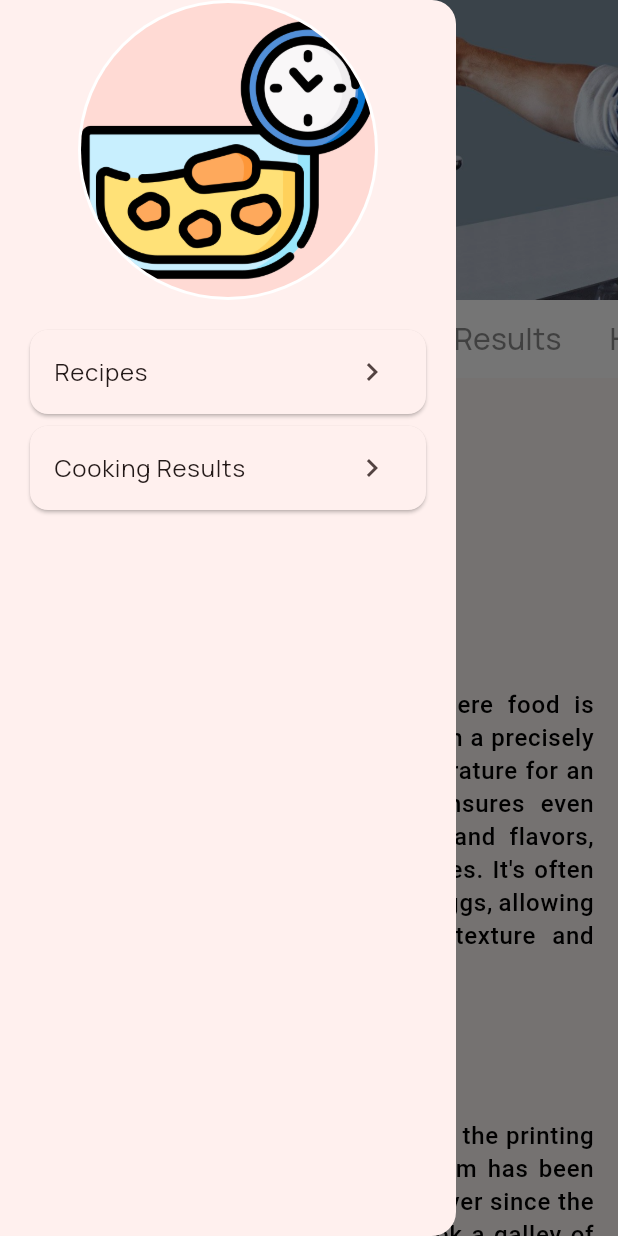
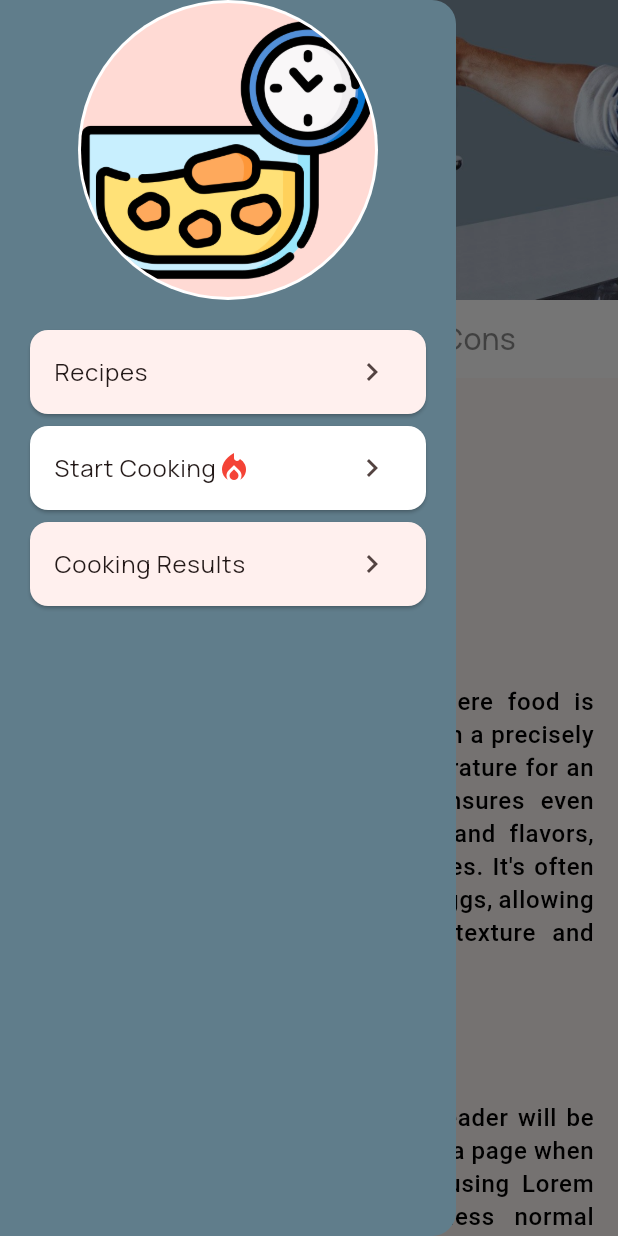
Before and after one commit to datsabahandude/SousVide, a Flutter app: the screen it shows after launch, with the side drawer open, on a phone screen of 412 x 824 dp. Run offline on Flutter 3.47's test engine with Material 3 defaults, Android fonts, the phone set to English and light mode, and no system bars; our stand-ins replace get, google_fonts, image_picker, lottie, smooth_page_indicator.

Commit message:
layout ui change #1

```diff
--- a/lib/components/custom_drawer.dart
+++ b/lib/components/custom_drawer.dart
@@ -9,7 +9,7 @@ class CustomDrawer extends StatelessWidget {
   @override
   Widget build(BuildContext context) {
     return Drawer(
-      // backgroundColor: ,
+      backgroundColor: Colors.blueGrey,
       child: SafeArea(
           child: Stack(
         children: [
@@ -72,6 +72,26 @@ class CustomDrawer extends StatelessWidget {
           ),
         ),
         Card(
+          color: Colors.white,
+          child: ListTile(
+            onTap: () => Get.to(const CookPage()),
+            title: const Row(
+              mainAxisSize: MainAxisSize.min,
+              children: [
+                Text('Start Cooking'),
+                Icon(
+                  Icons.local_fire_department_sharp,
+                  color: Colors.red,
+                )
+              ],
+            ),
+            trailing: const Icon(
+              Icons.chevron_right_outlined,
+              // color: Colors.white,
+            ),
+          ),
+        ),
+        Card(
           child: ListTile(
             onTap: () => Get.to(const CookPage()),
             title: const Text('Cooking Results'),
--- a/lib/components/topic_card.dart
+++ b/lib/components/topic_card.dart
@@ -9,15 +9,18 @@ class TopicCard extends StatelessWidget {
     return Wrap(
       direction: Axis.horizontal,
       spacing: 15,
-      runSpacing: 15,
+      runSpacing: 5,
       children: [
         image != null
-            ? SizedBox(
-                width: 200,
-                // height: 200,
-                child: Image.asset(
-                  image!,
-                  fit: BoxFit.cover,
+            ? Padding(
+                padding: const EdgeInsets.only(bottom: 8),
+                child: SizedBox(
+                  width: 200,
+                  // height: 200,
+                  child: Image.asset(
+                    image!,
+                    fit: BoxFit.cover,
+                  ),
                 ),
               )
             : Container(),
--- a/lib/models/topic.dart
+++ b/lib/models/topic.dart
@@ -21,33 +21,33 @@ final List<TopicCategory> theTopics = [
       )
     ],
   ),
-  TopicCategory(
-    category: "Cooking Results",
-    topics: [
-      Topic(
-        title:
-            'Lorem Ipsum is simply dummy text of the printing and typesetting industry. Lorem Ipsum has been the industry\'s standard dummy text ever since the 1500s, when an unknown printer took a galley of type and scrambled it to make a type specimen book. It has survived not only five centuries, but also the leap into electronic typesetting, remaining essentially unchanged. It was popularised in the 1960s with the release of Letraset sheets containing Lorem Ipsum passages, and more recently with desktop publishing software like Aldus PageMaker including versions of Lorem Ipsum.',
-      )
-    ],
-  ),
-  TopicCategory(
-    category: "How To",
-    topics: [
-      Topic(
-        title:
-            'It is a long established fact that a reader will be distracted by the readable content of a page when looking at its layout. The point of using Lorem Ipsum is that it has a more-or-less normal distribution of letters, as opposed to using \'Content here, content here\', making it look like readable English. Many desktop publishing packages and web page editors now use Lorem Ipsum as their default model text, and a search for \'lorem ipsum\' will uncover many web sites still in their infancy. Various versions have evolved over the years, sometimes by accident, sometimes on purpose (injected humour and the like).',
-      )
-    ],
-  ),
-  TopicCategory(
-    category: "Machines",
-    topics: [
-      Topic(
-        title:
-            'It is a long established fact that a reader will be distracted by the readable content of a page when looking at its layout. The point of using Lorem Ipsum is that it has a more-or-less normal distribution of letters, as opposed to using \'Content here, content here\', making it look like readable English. Many desktop publishing packages and web page editors now use Lorem Ipsum as their default model text, and a search for \'lorem ipsum\' will uncover many web sites still in their infancy. Various versions have evolved over the years, sometimes by accident, sometimes on purpose (injected humour and the like).',
-      )
-    ],
-  ),
+  // TopicCategory(
+  //   category: "Cooking Results",
+  //   topics: [
+  //     Topic(
+  //       title:
+  //           'Lorem Ipsum is simply dummy text of the printing and typesetting industry. Lorem Ipsum has been the industry\'s standard dummy text ever since the 1500s, when an unknown printer took a galley of type and scrambled it to make a type specimen book. It has survived not only five centuries, but also the leap into electronic typesetting, remaining essentially unchanged. It was popularised in the 1960s with the release of Letraset sheets containing Lorem Ipsum passages, and more recently with desktop publishing software like Aldus PageMaker including versions of Lorem Ipsum.',
+  //     )
+  //   ],
+  // ),
+  // TopicCategory(
+  //   category: "How To",
+  //   topics: [
+  //     Topic(
+  //       title:
+  //           'It is a long established fact that a reader will be distracted by the readable content of a page when looking at its layout. The point of using Lorem Ipsum is that it has a more-or-less normal distribution of letters, as opposed to using \'Content here, content here\', making it look like readable English. Many desktop publishing packages and web page editors now use Lorem Ipsum as their default model text, and a search for \'lorem ipsum\' will uncover many web sites still in their infancy. Various versions have evolved over the years, sometimes by accident, sometimes on purpose (injected humour and the like).',
+  //     )
+  //   ],
+  // ),
+  // TopicCategory(
+  //   category: "Machines",
+  //   topics: [
+  //     Topic(
+  //       title:
+  //           'It is a long established fact that a reader will be distracted by the readable content of a page when looking at its layout. The point of using Lorem Ipsum is that it has a more-or-less normal distribution of letters, as opposed to using \'Content here, content here\', making it look like readable English. Many desktop publishing packages and web page editors now use Lorem Ipsum as their default model text, and a search for \'lorem ipsum\' will uncover many web sites still in their infancy. Various versions have evolved over the years, sometimes by accident, sometimes on purpose (injected humour and the like).',
+  //     )
+  //   ],
+  // ),
   TopicCategory(
     category: "Pros",
     topics: [
--- a/lib/screens/homepage.dart
+++ b/lib/screens/homepage.dart
@@ -75,7 +75,7 @@ class _HomePageState extends State<HomePage> {
                       slivers: [
                         SliverAppBar(
                           expandedHeight: 200,
-                          backgroundColor: Colors.white,
+                          backgroundColor: Colors.blueGrey,
                           elevation: 0,
                           pinned: true,
                           flexibleSpace: FlexibleSpaceBar(
--- a/lib/screens/recipepage.dart
+++ b/lib/screens/recipepage.dart
@@ -123,19 +123,19 @@ class _RecipePageState extends State<RecipePage> {
                             minWidth: 300,
                             color: const Color.fromRGBO(252, 163, 17, 1),
                             onPressed: () async {
-                              // final prefs =
-                              //     await SharedPreferences.getInstance();
-                              // prefs.setBool('skipOnboard', true);
-                              setState(() => isLottie = true);
-                              await Future.delayed(const Duration(seconds: 4),
-                                  () {
-                                setState(() => isLottie = false);
-                                // Navigator.push(
-                                //     context,
-                                //     MaterialPageRoute(
-                                //         builder: (context) =>
-                                //             const WelcomePage()));
-                              });
+                              // // final prefs =
+                              // //     await SharedPreferences.getInstance();
+                              // // prefs.setBool('skipOnboard', true);
+                              // setState(() => isLottie = true);
+                              // await Future.delayed(const Duration(seconds: 4),
+                              //     () {
+                              //   setState(() => isLottie = false);
+                              //   // Navigator.push(
+                              //   //     context,
+                              //   //     MaterialPageRoute(
+                              //   //         builder: (context) =>
+                              //   //             const WelcomePage()));
+                              // });
                             },
                             child: Text('dodo now'.toUpperCase(),
                                 style: const TextStyle(
--- a/pubspec.yaml
+++ b/pubspec.yaml
@@ -18,6 +18,7 @@ dependencies:
   image_picker: ^1.0.6
   lottie: ^3.0.0
   smooth_page_indicator: ^1.1.0
+  slide_countdown: ^1.6.1
 
 dev_dependencies:
   flutter_test:
```
Also changed, not shown: pubspec.lock.
